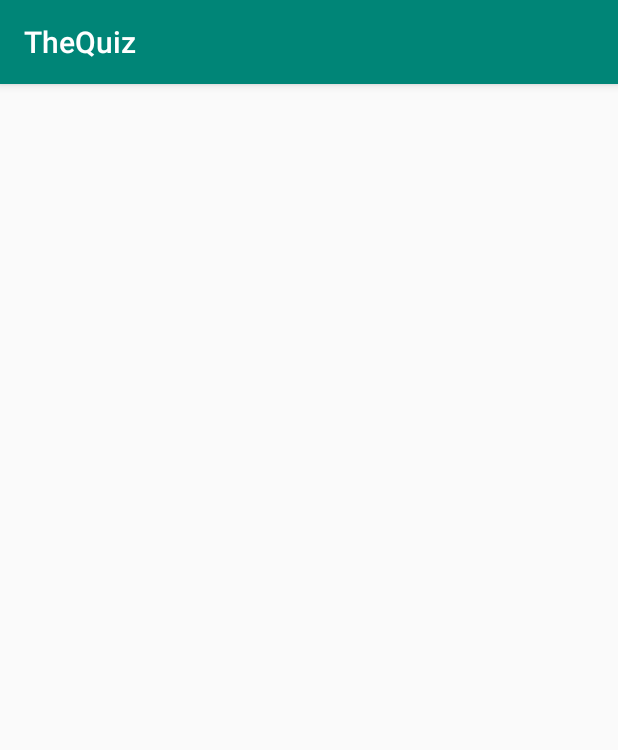
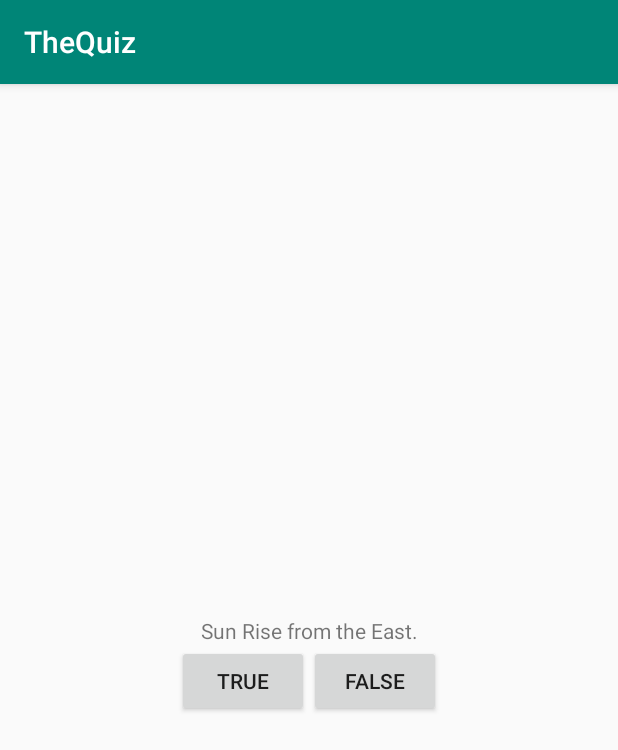
Before and after one commit to tayyyab/TheQuiz, an Android app: the screen it shows after launch (MainActivity), on a phone screen of 412 x 824 dp. Shown: the top 750 px of the screen. Run offline under Robolectric (Android 15) with nearby library versions, the phone set to English and light mode, and no system bars.

Commit message:
Creating Layout for Main Activity
View hierarchy

──── ConstraintLayout
│    └───── LinearLayout
│            ├───── TextView
│            └───── LinearLayout
│                   ├───── Button
│                   └───── Button

```diff
--- a/app/src/main/res/layout/activity_main.xml
+++ b/app/src/main/res/layout/activity_main.xml
@@ -6,6 +6,41 @@
     android:layout_height="match_parent"
     tools:context=".MainActivity">
 
+    <LinearLayout
+        android:layout_width="match_parent"
+        android:layout_height="wrap_content"
+        android:layout_marginStart="8dp"
+        android:layout_marginTop="8dp"
+        android:layout_marginEnd="8dp"
+        android:orientation="vertical"
+        app:layout_constraintBottom_toBottomOf="parent"
+        app:layout_constraintEnd_toEndOf="parent"
+        app:layout_constraintStart_toStartOf="parent"
+        app:layout_constraintTop_toTopOf="parent">
+
+
+        <TextView
+            android:text="@string/question_text"
+            android:textAlignment="center"
+            android:layout_width="match_parent"
+            android:layout_height="wrap_content" />
+
+        <LinearLayout
+            android:layout_gravity="center"
+            android:layout_width="wrap_content"
+            android:layout_height="wrap_content">
+            <Button
+                android:id="@+id/true_button"
+                android:text="@string/true_button"
+                android:layout_width="wrap_content"
+                android:layout_height="wrap_content" />
+            <Button
+                android:id="@+id/false_button"
+                android:text="@string/false_button"
+                android:layout_width="wrap_content"
+                android:layout_height="wrap_content" />
+        </LinearLayout>
+    </LinearLayout>
 
 
 </androidx.constraintlayout.widget.ConstraintLayout>
--- a/app/src/main/res/values/strings.xml
+++ b/app/src/main/res/values/strings.xml
@@ -1,3 +1,6 @@
 <resources>
     <string name="app_name">TheQuiz</string>
+    <string name="question_text">Sun Rise from the East.</string>
+    <string name="true_button">True</string>
+    <string name="false_button">False</string>
 </resources>
```
